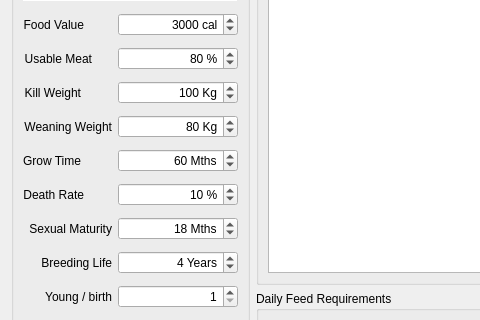
The window that src/ui/laanimalmanagerbase.ui (arkygeek/landuseanalyst) describes before a commit, drawn with Qt 5; both pictures show x 0 to 480 and y 112 to 432 of the 709 by 593 pixel window.
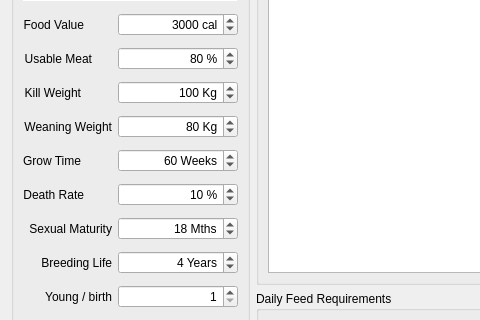
The same window after the commit. Icons and pictures are not drawn.

Commit message: Created a new class to send diet label contents back and forth.  I plan on doing all of the calculations in laModel now, even for the diet labels.  Should simplify the code.

Diff of the .ui file:
```diff
--- a/src/ui/laanimalmanagerbase.ui
+++ b/src/ui/laanimalmanagerbase.ui
@@ -334,7 +334,7 @@
          <set>Qt::AlignRight</set>
         </property>
         <property name="suffix" >
-         <string> Mths</string>
+         <string> Weeks</string>
         </property>
         <property name="prefix" >
          <string/>
```
The commit also changes 7 other files.
